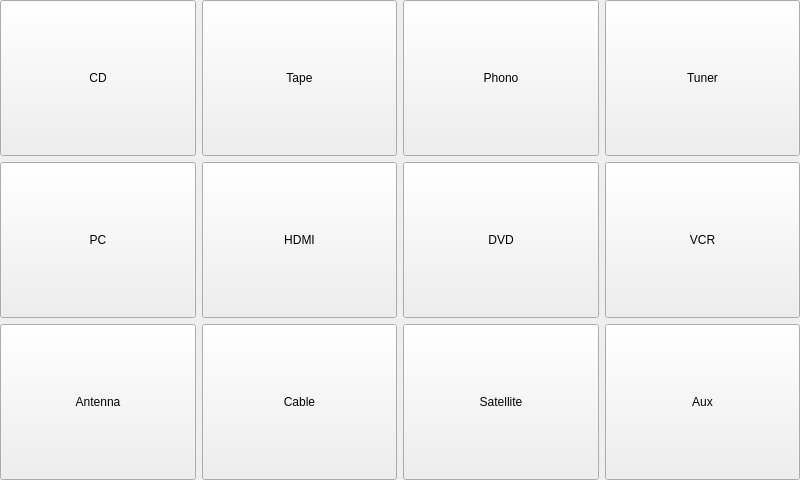
Above: forms/pirinputform.ui from jpietrzak8/Pierogi before the change. Below: the same form after it.
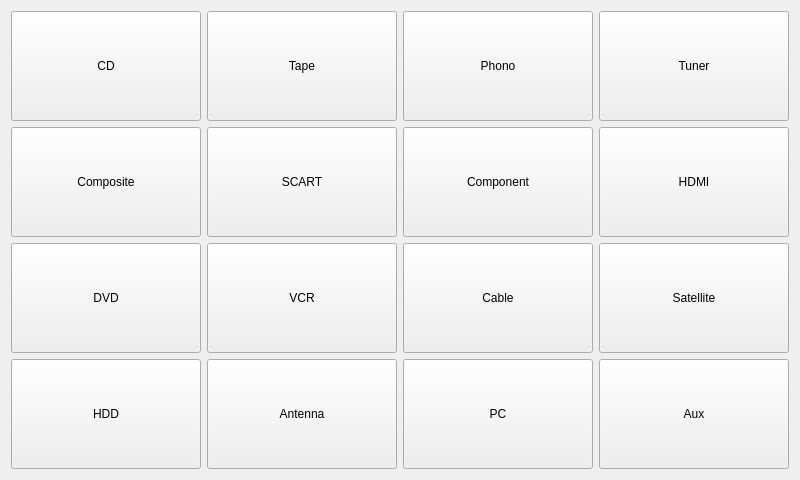
That is the form after the change.

The edit to the form file:
```diff
--- a/forms/pirinputform.ui
+++ b/forms/pirinputform.ui
@@ -14,9 +14,6 @@
    <string>Form</string>
   </property>
   <layout class="QGridLayout" name="gridLayout">
-   <property name="margin">
-    <number>0</number>
-   </property>
    <item row="0" column="0">
     <widget class="QPushButton" name="cdInputButton">
      <property name="sizePolicy">
@@ -70,7 +67,7 @@
     </widget>
    </item>
    <item row="1" column="0">
-    <widget class="QPushButton" name="pcInputButton">
+    <widget class="QPushButton" name="compositeInputButton">
      <property name="sizePolicy">
       <sizepolicy hsizetype="Expanding" vsizetype="Expanding">
        <horstretch>0</horstretch>
@@ -78,11 +75,37 @@
       </sizepolicy>
      </property>
      <property name="text">
-      <string>PC</string>
+      <string>Composite</string>
      </property>
     </widget>
    </item>
    <item row="1" column="1">
+    <widget class="QPushButton" name="scartInputButton">
+     <property name="sizePolicy">
+      <sizepolicy hsizetype="Expanding" vsizetype="Expanding">
+       <horstretch>0</horstretch>
+       <verstretch>0</verstretch>
+      </sizepolicy>
+     </property>
+     <property name="text">
+      <string>SCART</string>
+     </property>
+    </widget>
+   </item>
+   <item row="1" column="2">
+    <widget class="QPushButton" name="componentInputButton">
+     <property name="sizePolicy">
+      <sizepolicy hsizetype="Expanding" vsizetype="Expanding">
+       <horstretch>0</horstretch>
+       <verstretch>0</verstretch>
+      </sizepolicy>
+     </property>
+     <property name="text">
+      <string>Component</string>
+     </property>
+    </widget>
+   </item>
+   <item row="1" column="3">
     <widget class="QPushButton" name="hdmiInputButton">
      <property name="sizePolicy">
       <sizepolicy hsizetype="Expanding" vsizetype="Expanding">
@@ -95,7 +118,7 @@
      </property>
     </widget>
    </item>
-   <item row="1" column="2">
+   <item row="2" column="0">
     <widget class="QPushButton" name="dvdInputButton">
      <property name="sizePolicy">
       <sizepolicy hsizetype="Expanding" vsizetype="Expanding">
@@ -108,7 +131,7 @@
      </property>
     </widget>
    </item>
-   <item row="1" column="3">
+   <item row="2" column="1">
     <widget class="QPushButton" name="vcrInputButton">
      <property name="sizePolicy">
       <sizepolicy hsizetype="Expanding" vsizetype="Expanding">
@@ -121,20 +144,7 @@
      </property>
     </widget>
    </item>
-   <item row="2" column="0">
-    <widget class="QPushButton" name="antennaInputButton">
-     <property name="sizePolicy">
-      <sizepolicy hsizetype="Expanding" vsizetype="Expanding">
-       <horstretch>0</horstretch>
-       <verstretch>0</verstretch>
-      </sizepolicy>
-     </property>
-     <property name="text">
-      <string>Antenna</string>
-     </property>
-    </widget>
-   </item>
-   <item row="2" column="1">
+   <item row="2" column="2">
     <widget class="QPushButton" name="cableInputButton">
      <property name="sizePolicy">
       <sizepolicy hsizetype="Expanding" vsizetype="Expanding">
@@ -147,7 +157,7 @@
      </property>
     </widget>
    </item>
-   <item row="2" column="2">
+   <item row="2" column="3">
     <widget class="QPushButton" name="satelliteInputButton">
      <property name="sizePolicy">
       <sizepolicy hsizetype="Expanding" vsizetype="Expanding">
@@ -160,7 +170,46 @@
      </property>
     </widget>
    </item>
-   <item row="2" column="3">
+   <item row="3" column="0">
+    <widget class="QPushButton" name="hddInputButton">
+     <property name="sizePolicy">
+      <sizepolicy hsizetype="Expanding" vsizetype="Expanding">
+       <horstretch>0</horstretch>
+       <verstretch>0</verstretch>
+      </sizepolicy>
+     </property>
+     <property name="text">
+      <string>HDD</string>
+     </property>
+    </widget>
+   </item>
+   <item row="3" column="1">
+    <widget class="QPushButton" name="antennaInputButton">
+     <property name="sizePolicy">
+      <sizepolicy hsizetype="Expanding" vsizetype="Expanding">
+       <horstretch>0</horstretch>
+       <verstretch>0</verstretch>
+      </sizepolicy>
+     </property>
+     <property name="text">
+      <string>Antenna</string>
+     </property>
+    </widget>
+   </item>
+   <item row="3" column="2">
+    <widget class="QPushButton" name="pcInputButton">
+     <property name="sizePolicy">
+      <sizepolicy hsizetype="Expanding" vsizetype="Expanding">
+       <horstretch>0</horstretch>
+       <verstretch>0</verstretch>
+      </sizepolicy>
+     </property>
+     <property name="text">
+      <string>PC</string>
+     </property>
+    </widget>
+   </item>
+   <item row="3" column="3">
     <widget class="QPushButton" name="auxInputButton">
      <property name="sizePolicy">
       <sizepolicy hsizetype="Expanding" vsizetype="Expanding">
```
Left out of the diff: 68 changed lines with no effect on the pictures.
